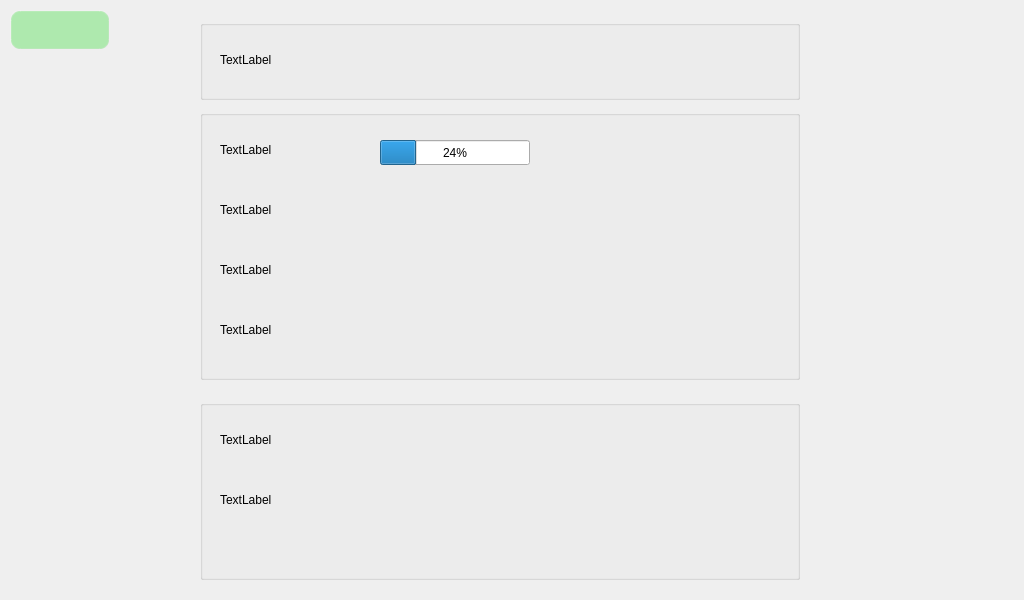
jizizihe/baijie_demo, file qt/t507/about_board.ui: the form before one commit.
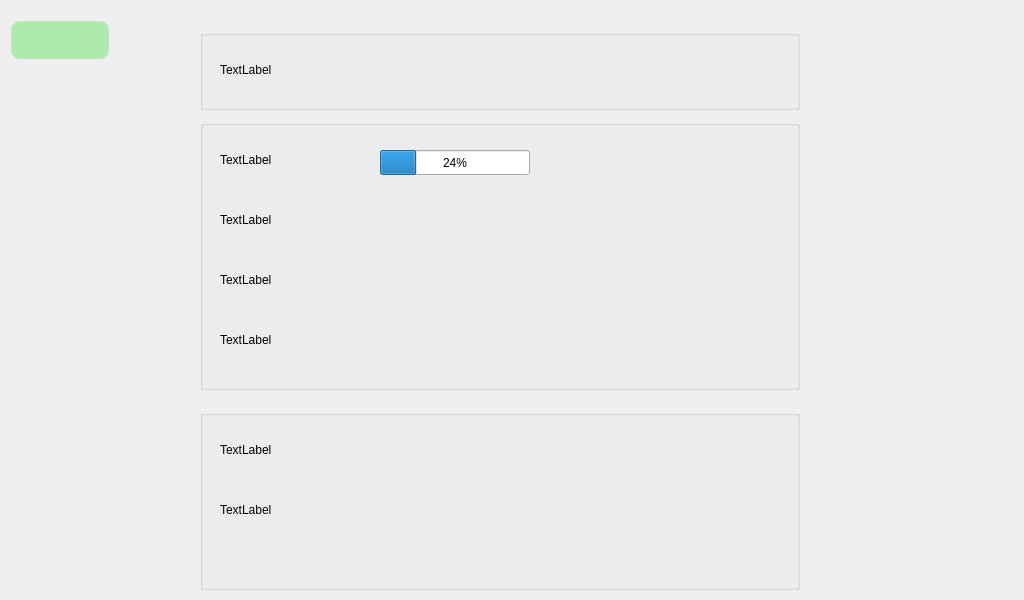
The form after the commit. Icons and pictures are not drawn.

The edit to the form file:
```diff
--- a/qt/t507/about_board.ui
+++ b/qt/t507/about_board.ui
@@ -22,15 +22,109 @@
      <height>600</height>
     </rect>
    </property>
+   <property name="styleSheet">
+    <string notr="true">#about_board
+{
+border-image: url(:/t507_button_image/all/2.webp);
+}
+/****************按钮部件*******************/
+QPushButton{
+     background-color: rgba(100, 225, 100, 120);/*背景色*/
+     border-style: outset; /*边框样式*/
+     border-width:  2px;  /*边框宽度为4像素*/
+     border-radius: 10px; /*边框圆角半径*/
+     border-color: rgba(255, 225, 255, 30);/*边框颜色*/
+     font: bold 20px;/*字体*/
+     color:rgba(0, 0, 0, 100);/*字体颜色*/
+     padding: 6px; /*填衬*/
+    outline: none; /*去掉按钮的虚线框*/
+}
+
+QPushButton:hover{ /*鼠标悬停在按钮上时*/
+        background-color:rgba(100,255,100, 100);
+        border-color: rgba(255, 225, 255, 200);
+        color:rgba(0, 0, 0, 200);
+}
+
+QPushButton:pressed { /*按钮被按下时*/
+     background-color:rgba(100,255,100, 200);
+     border-color: rgba(255, 225, 255, 30);
+     border-style: inset;
+     color:rgba(0, 0, 0, 100);
+}
+
+/****************滑块部件*******************/
+
+
+QSlider::handle:horizontal { /*水平滑块的手柄*/
+        image: url(:/image/sliderHandle.png);
+}
+
+QSlider::sub-page:horizontal { /*水平滑块手柄以前的部分*/
+        border-image: url(:/image/slider.png);/*边框图片*/
+}
+QTextEdit
+{
+	background-color:transparent;
+	border:1px solid gray;
+}</string>
+   </property>
    <widget class="QWidget" name="widget_2" native="true">
     <property name="geometry">
      <rect>
       <x>0</x>
-      <y>0</y>
+      <y>10</y>
       <width>1024</width>
       <height>600</height>
      </rect>
     </property>
+    <property name="styleSheet">
+     <string notr="true">#widget_2
+{
+border-image: url(:/t507_button_image/all/background.jpg);
+}
+/****************按钮部件*******************/
+QPushButton{
+     background-color: rgba(100, 225, 100, 120);/*背景色*/
+     border-style: outset; /*边框样式*/
+     border-width:  2px;  /*边框宽度为4像素*/
+     border-radius: 10px; /*边框圆角半径*/
+     border-color: rgba(255, 225, 255, 30);/*边框颜色*/
+     font: bold 20px;/*字体*/
+     color:rgba(0, 0, 0, 100);/*字体颜色*/
+     padding: 6px; /*填衬*/
+    outline: none; /*去掉按钮的虚线框*/
+}
+
+QPushButton:hover{ /*鼠标悬停在按钮上时*/
+        background-color:rgba(100,255,100, 100);
+        border-color: rgba(255, 225, 255, 200);
+        color:rgba(0, 0, 0, 200);
+}
+
+QPushButton:pressed { /*按钮被按下时*/
+     background-color:rgba(100,255,100, 200);
+     border-color: rgba(255, 225, 255, 30);
+     border-style: inset;
+     color:rgba(0, 0, 0, 100);
+}
+
+/****************滑块部件*******************/
+
+
+QSlider::handle:horizontal { /*水平滑块的手柄*/
+        image: url(:/image/sliderHandle.png);
+}
+
+QSlider::sub-page:horizontal { /*水平滑块手柄以前的部分*/
+        border-image: url(:/image/slider.png);/*边框图片*/
+}
+QTextEdit
+{
+	background-color:transparent;
+	border:1px solid gray;
+}</string>
+    </property>
     <widget class="QPushButton" name="pushButton">
      <property name="geometry">
       <rect>
```
